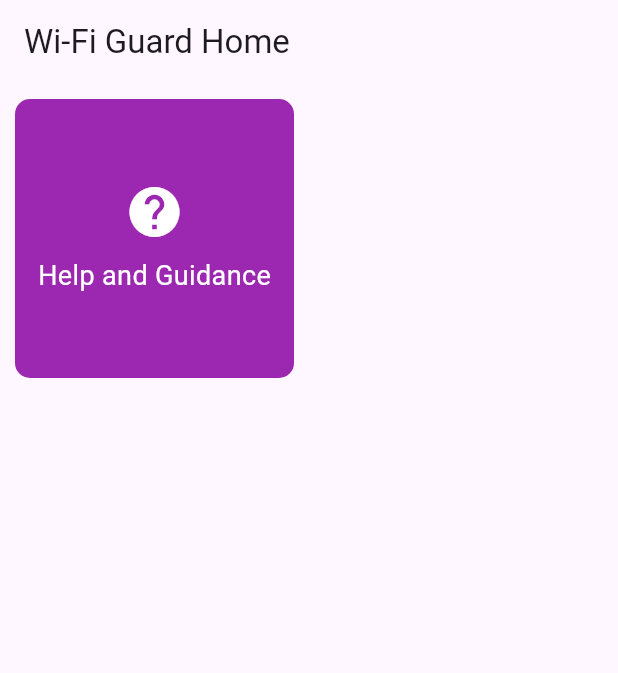
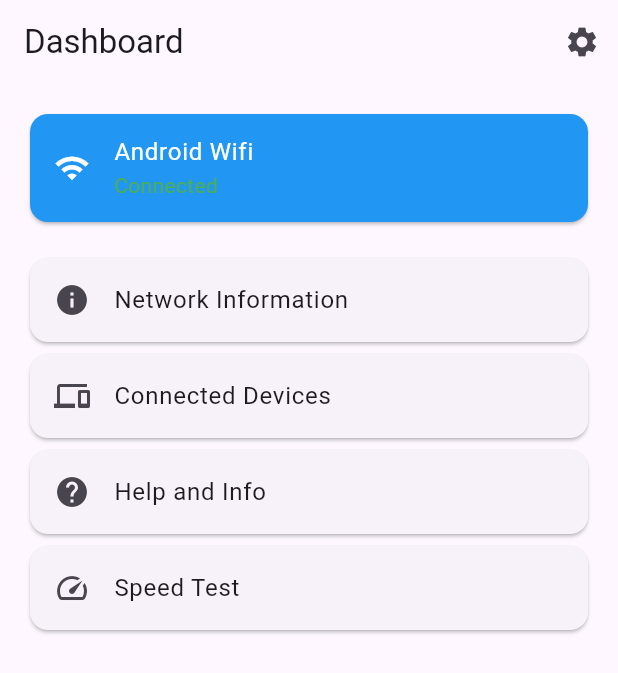
Before and after one commit to elij35/WiFiGuard, a Flutter app: the screen it shows after launch, on a phone screen of 412 x 824 dp. Shown: the top 673 px of the screen. Run offline on Flutter 3.47's test engine with Material 3 defaults, Android fonts, the phone set to English and light mode, and no system bars.

Commit message:
Dashboard now matches figma design

```diff
--- a/wifiguard_flutter/lib/screens/dashboard/dashboard.dart
+++ b/wifiguard_flutter/lib/screens/dashboard/dashboard.dart
@@ -1,5 +1,4 @@
 import 'package:flutter/material.dart';
-import 'package:guard/screens/help_and_guidance/help_and_guidance.dart';
 import 'package:guard/widgets/tile_builder.dart';
 
 class DashboardScreen extends StatelessWidget {
@@ -9,25 +8,61 @@
   Widget build(BuildContext context) {
     return Scaffold(
       appBar: AppBar(
-        title: const Text('Wi-Fi Guard Home'),
-      ),
-      body: GridView.count(
-        crossAxisCount: 2,
-        children: <Widget>[
-
-          //Help and Guidance
-          buildTiles(
-            title: 'Help and Guidance',
-            color: Colors.purple,
-            icon: Icons.help,
-            onTap: () {
-              Navigator.push(
-                context,
-                MaterialPageRoute(builder: (context) => HelpAndGuidance()),
-              );
-            },
+        title: const Text('Dashboard'),
+        actions: [
+          IconButton(
+            icon: const Icon(Icons.settings),
+            onPressed: () {},
           ),
         ],
+      ),
+      body: Padding(
+        padding: const EdgeInsets.all(16.0),
+        child: Column(
+          crossAxisAlignment: CrossAxisAlignment.stretch,
+          children: [
+            Card(
+              color: Colors.blue,
+              child: ListTile(
+                leading: const Icon(Icons.wifi, color: Colors.white),
+                title: const Text(
+                  'Android Wifi',
+                  style: TextStyle(color: Colors.white),
+                ),
+                subtitle: const Text(
+                  'Connected',
+                  style: TextStyle(color: Colors.green),
+                ),
+                onTap: () {},
+              ),
+            ),
+            const SizedBox(height: 16),
+            buildDashboardButton(
+              context,
+              label: 'Network Information',
+              icon: Icons.info,
+              onTap: () {},
+            ),
+            buildDashboardButton(
+              context,
+              label: 'Connected Devices',
+              icon: Icons.devices,
+              onTap: () {},
+            ),
+            buildDashboardButton(
+              context,
+              label: 'Help and Info',
+              icon: Icons.help,
+              onTap: () {},
+            ),
+            buildDashboardButton(
+              context,
+              label: 'Speed Test',
+              icon: Icons.speed,
+              onTap: () {},
+            ),
+          ],
+        ),
       ),
     );
   }
--- a/wifiguard_flutter/lib/widgets/tile_builder.dart
+++ b/wifiguard_flutter/lib/widgets/tile_builder.dart
@@ -1,34 +1,4 @@
 import 'package:flutter/material.dart';
-
-//Main titles used on dashboard (square tiles)
-Widget buildTiles({
-  required String title,
-  required Color color,
-  required IconData icon,
-  required VoidCallback onTap,
-}) {
-  return GestureDetector(
-    onTap: onTap,
-    child: Container(
-      margin: const EdgeInsets.all(10),
-      decoration: BoxDecoration(
-        color: color,
-        borderRadius: BorderRadius.circular(10),
-      ),
-      child: Column(
-        mainAxisAlignment: MainAxisAlignment.center,
-        children: <Widget>[
-          Icon(icon, color: Colors.white, size: 40),
-          const SizedBox(height: 10),
-          Text(
-            title,
-            style: const TextStyle(color: Colors.white, fontSize: 18),
-          ),
-        ],
-      ),
-    ),
-  );
-}
 
 // Tiles used on help and guidance pages (list format)
 Widget buildHelpTopicCard(
@@ -78,3 +48,16 @@
     ),
   );
 }
+
+Widget buildDashboardButton(BuildContext context,
+    {required String label,
+    required IconData icon,
+    required VoidCallback onTap}) {
+  return Card(
+    child: ListTile(
+      leading: Icon(icon),
+      title: Text(label),
+      onTap: onTap,
+    ),
+  );
+}
```
